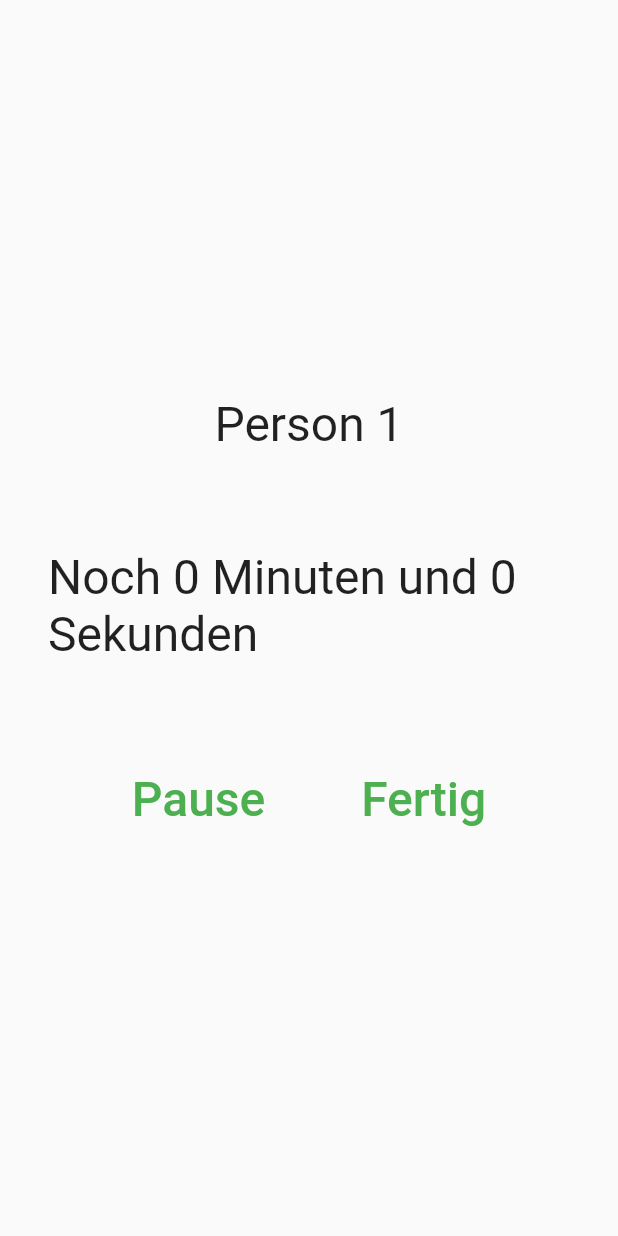
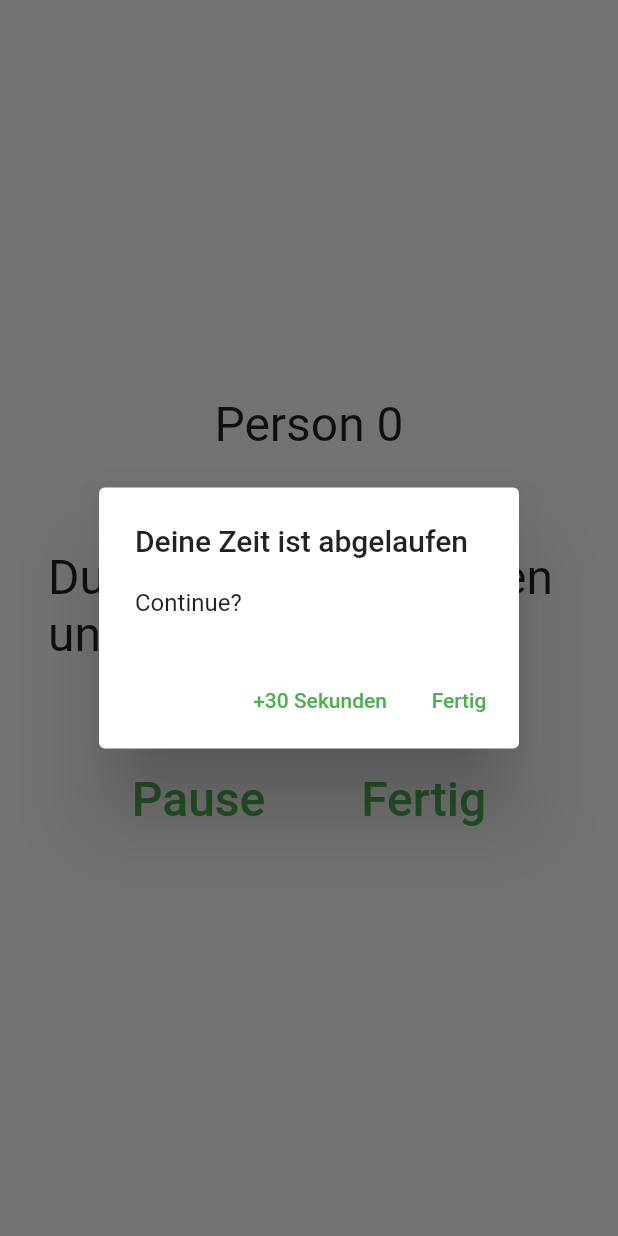
Before and after one commit to mw3155/daily_and_meme, a Flutter app: the TimerPage screen opened by its route, after a tap on "Fertig", on a phone screen of 412 x 824 dp. Run offline on Flutter 3.47's test engine with Material 2 defaults, Android fonts, the phone set to English and light mode, and no system bars; our stand-ins replace numberpicker.

Commit message:
✨ impl +30 sec; and disable pressing back

```diff
--- a/lib/main.dart
+++ b/lib/main.dart
@@ -37,6 +37,8 @@ int nMeetingPersons = 5;
 Duration durationPerPerson = Duration(seconds: 1);
 int currentSpeaker = 0;
 bool isTimeStopped = false;
+Duration durationExtraTime = Duration(seconds: 30);
+bool isExtraTime = false;
 
 class _HomePageState extends State<HomePage> {
   @override
@@ -148,12 +150,15 @@ class _TimerPageState extends State<TimerPage>
     with SingleTickerProviderStateMixin {
   @override
   Widget build(BuildContext context) {
-    return Scaffold(
+    return WillPopScope(
+        // disable going back
+        onWillPop: () => Future.value(false),
+        child: Scaffold(
             body: Center(
                 child: Container(
           padding: const EdgeInsets.all(32),
           child: _buildTimerPage(),
-    )));
+        ))));
   }
 
   late AnimationController _controller;
@@ -163,8 +168,19 @@ class _TimerPageState extends State<TimerPage>
     super.initState();
     _controller = AnimationController(
       vsync: this,
-        duration: Duration(seconds: durationPerPerson.inSeconds ~/ 60));
+      duration: isExtraTime
+          ? Duration(seconds: durationExtraTime.inSeconds)
+          : Duration(seconds: durationPerPerson.inSeconds),
+    );
     _controller.forward();
+
+    _controller.addStatusListener((status) {
+      if (status == AnimationStatus.completed) {
+        _showTimerFinishedDialog();
+      } else if (status == AnimationStatus.dismissed) {
+        _controller.forward();
+      }
+    });
   }
 
   @override
@@ -183,7 +199,7 @@ class _TimerPageState extends State<TimerPage>
         ),
         Padding(padding: EdgeInsets.all(32)),
         Countdown(
-          animation: StepTween(begin: durationPerPerson.inSeconds, end: 0)
+          animation: StepTween(begin: _controller.duration!.inSeconds, end: 0)
               .animate(_controller),
         ),
         Padding(padding: EdgeInsets.all(32)),
@@ -207,24 +223,65 @@ class _TimerPageState extends State<TimerPage>
                   style: TextStyle(fontSize: myFontSizeMed),
                 )),
             TextButton(
-                onPressed: () {
-                  currentSpeaker++;
-                  currentSpeaker > nMeetingPersons
-                      ? Navigator.pushNamed(context, "meme")
-                      : Navigator.pushNamed(context, "timer");
-                },
               child: Text(
                 "Fertig",
                 style: TextStyle(fontSize: myFontSizeMed),
-                ))
+              ),
+              onPressed: () => _goToNextSpeaker(),
+            ),
           ],
         )
       ],
     );
   }
+
+  void _goToNextSpeaker() {
+    isExtraTime = false;
+    currentSpeaker++;
+    currentSpeaker > nMeetingPersons
+        ? Navigator.pushNamed(context, "meme")
+        : Navigator.pushNamed(context, "timer");
+  }
+
+  Future<void> _showTimerFinishedDialog() async {
+    return showDialog<void>(
+      context: context,
+      barrierDismissible: false, // user must tap button!
+      builder: (BuildContext context) {
+        return AlertDialog(
+          title: Text('Deine Zeit ist abgelaufen'),
+          content: SingleChildScrollView(
+            child: ListBody(
+              children: <Widget>[
+                Text('Continue?'),
+              ],
+            ),
+          ),
+          actions: <Widget>[
+            TextButton(
+              child: Text(
+                "+30 Sekunden",
+              ),
+              onPressed: () {
+                isExtraTime = true;
+                Navigator.pushNamed(context, "timer");
+              },
+            ),
+            TextButton(
+              child: Text(
+                "Fertig",
+              ),
+              onPressed: () => _goToNextSpeaker(),
+            ),
+          ],
+        );
+      },
+    );
+  }
 }
 
 class Countdown extends AnimatedWidget {
+  // not sure what this key thing does, but "?" seems like a good fix
   Countdown({Key? key, required this.animation})
       : super(key: key, listenable: animation);
   Animation<int> animation;
@@ -234,7 +291,7 @@ class Countdown extends AnimatedWidget {
     int timerText = animation.value;
     Duration currentDuration = Duration(seconds: timerText);
     return Text(
-      "Noch ${currentDuration.inMinutes} Minuten und ${currentDuration.inSeconds.remainder(60)} Sekunden",
+      "Du hast noch ${currentDuration.inMinutes} Minuten und ${currentDuration.inSeconds.remainder(60)} Sekunden",
       style: TextStyle(fontSize: myFontSizeMed),
     );
   }
```
Lines whose indentation alone changed are shown as unchanged.
